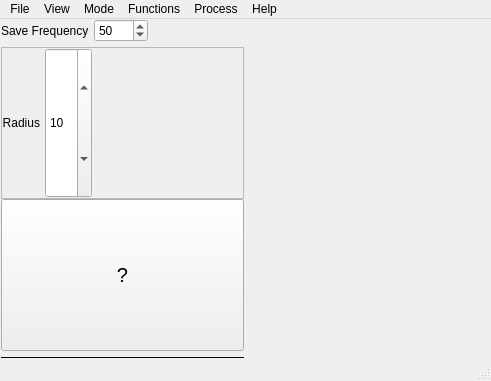
Before: the Qt Designer form tools/paint/drishtipaint.ui in nci/drishti, drawn with Qt 5.
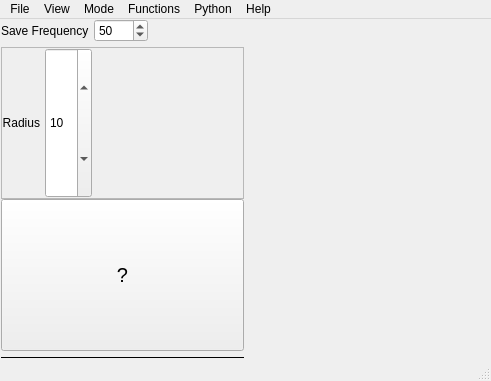
After: the same form once the commit is applied.

```diff
--- a/tools/paint/drishtipaint.ui
+++ b/tools/paint/drishtipaint.ui
@@ -384,7 +384,7 @@
    </widget>
    <widget class="QMenu" name="menuProcess">
     <property name="title">
-     <string>Process</string>
+     <string>Python</string>
     </property>
     <widget class="QMenu" name="menuTrain_3D">
      <property name="title">
```
Left out of the diff: 32 changed lines with no effect on the pictures.
